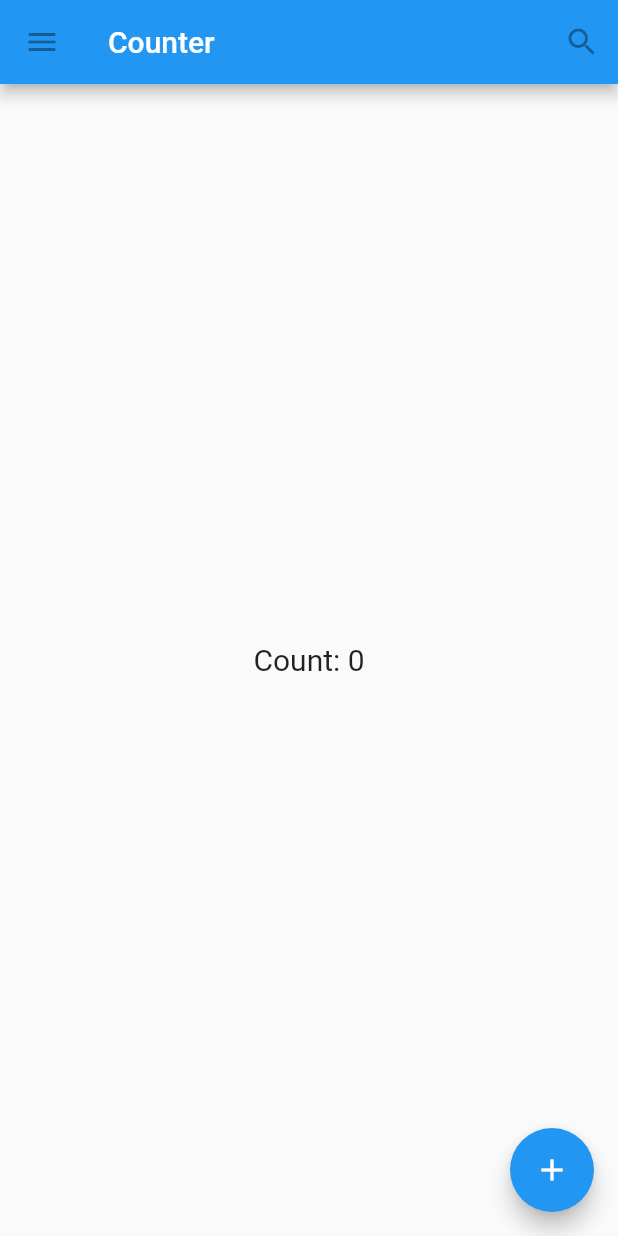
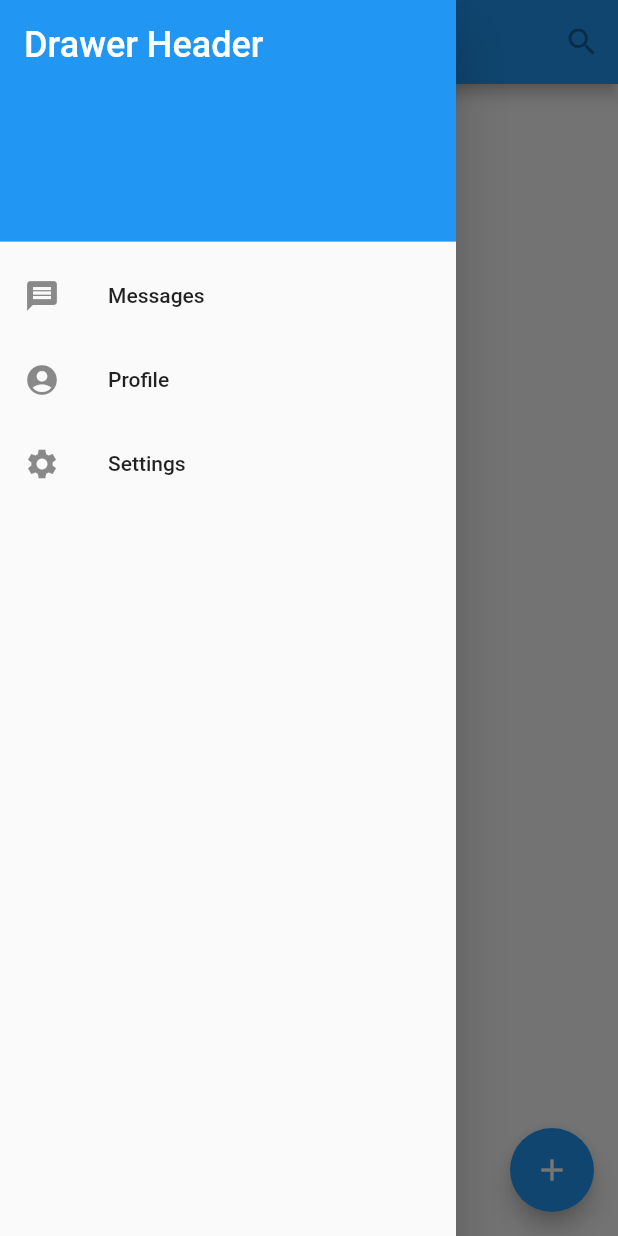
Before and after one commit to ddzy/flutter_demo, a Flutter app: the screen it shows after launch, with the side drawer open (before the commit the screen has no drawer), on a phone screen of 412 x 824 dp. Run offline on Flutter 3.47's test engine with Material 2 defaults, Android fonts, the phone set to English and light mode, and no system bars.

Commit message:
feat(Scaffold, Builder): drawer 侧边弹窗

```diff
--- a/analysis_options.yaml
+++ b/analysis_options.yaml
@@ -22,7 +22,7 @@ linter:
   # `// ignore_for_file: name_of_lint` syntax on the line or in the file
   # producing the lint.
   rules:
-    # avoid_print: false  # Uncomment to disable the `avoid_print` rule
+    avoid_print: false  # Uncomment to disable the `avoid_print` rule
     # prefer_single_quotes: true  # Uncomment to enable the `prefer_single_quotes` rule
 
 # Additional information about this file can be found at
--- a/lib/main.dart
+++ b/lib/main.dart
@@ -1,4 +1,7 @@
+import 'dart:io';
+
 import 'package:flutter/material.dart';
+import 'dart:developer';
 
 void main() {
   runApp(const MaterialApp(
@@ -31,11 +34,12 @@ class _HomePageState extends State<HomePage> {
   Widget build(BuildContext context) {
     return Scaffold(
       appBar: AppBar(
-        leading: const IconButton(
-          onPressed: null,
-          icon: Icon(Icons.menu),
-          tooltip: 'Menu',
-        ),
+        leading: Builder(
+            builder: ((context) => IconButton(
+                  onPressed: () => Scaffold.of(context).openDrawer(),
+                  icon: const Icon(Icons.menu),
+                  tooltip: 'Menu',
+                ))),
         title: const Text('Counter'),
         actions: const [
           IconButton(
@@ -56,6 +60,32 @@ class _HomePageState extends State<HomePage> {
         tooltip: 'Add',
         child: const Icon(Icons.add),
       ),
+      drawer: Drawer(
+        child: ListView(
+          padding: EdgeInsets.zero,
+          children: const <Widget>[
+            DrawerHeader(
+              child: Text(
+                'Drawer Header',
+                style: TextStyle(color: Colors.white, fontSize: 24),
+              ),
+              decoration: BoxDecoration(color: Colors.blue),
+            ),
+            ListTile(
+              leading: Icon(Icons.message),
+              title: Text('Messages'),
+            ),
+            ListTile(
+              leading: Icon(Icons.account_circle),
+              title: Text('Profile'),
+            ),
+            ListTile(
+              leading: Icon(Icons.settings),
+              title: Text('Settings'),
+            )
+          ],
+        ),
+      ),
     );
   }
 }
```
